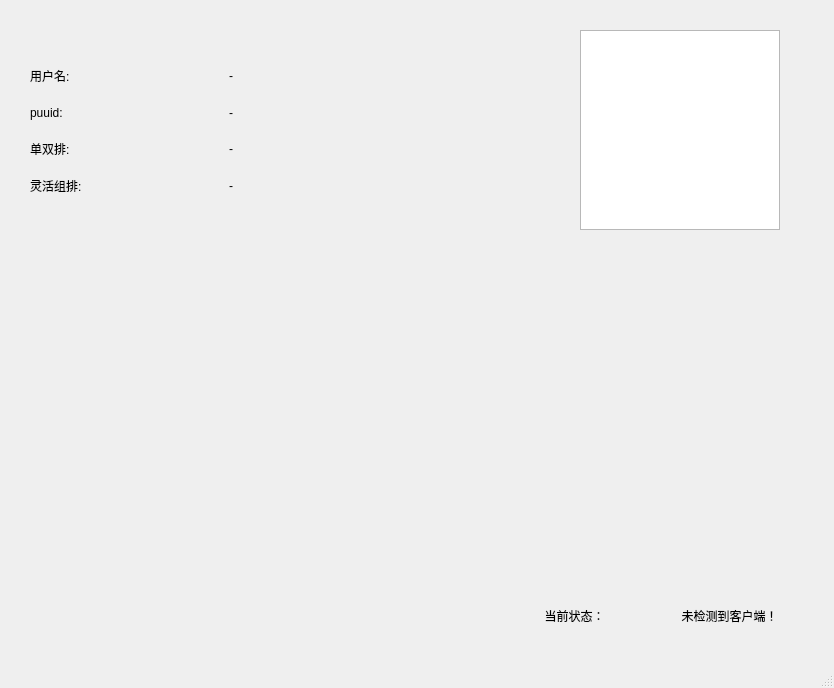
This is ui/main.ui in FlodQWQ/lcu_project as Qt 5 draws it before an edit. The edited form follows.
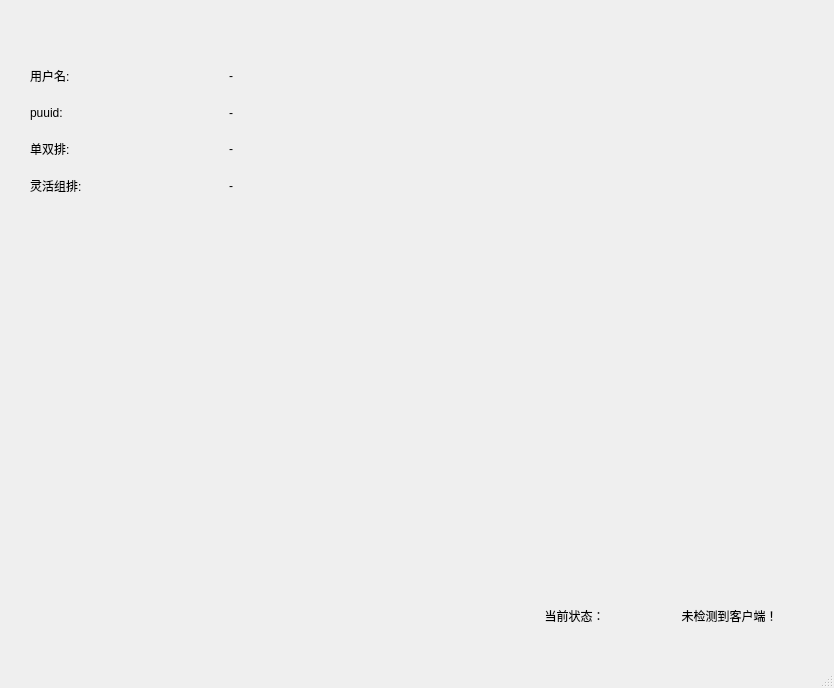
This is the edited form.

What changed in the file:
```diff
--- a/ui/main.ui
+++ b/ui/main.ui
@@ -132,15 +132,18 @@
      </item>
     </layout>
    </widget>
-   <widget class="QGraphicsView" name="gv_profileIcon">
+   <widget class="QLabel" name="label_icon">
     <property name="geometry">
      <rect>
-      <x>580</x>
-      <y>30</y>
+      <x>590</x>
+      <y>40</y>
       <width>200</width>
       <height>200</height>
      </rect>
     </property>
+    <property name="text">
+     <string/>
+    </property>
    </widget>
   </widget>
   <widget class="QMenuBar" name="menubar">
```
